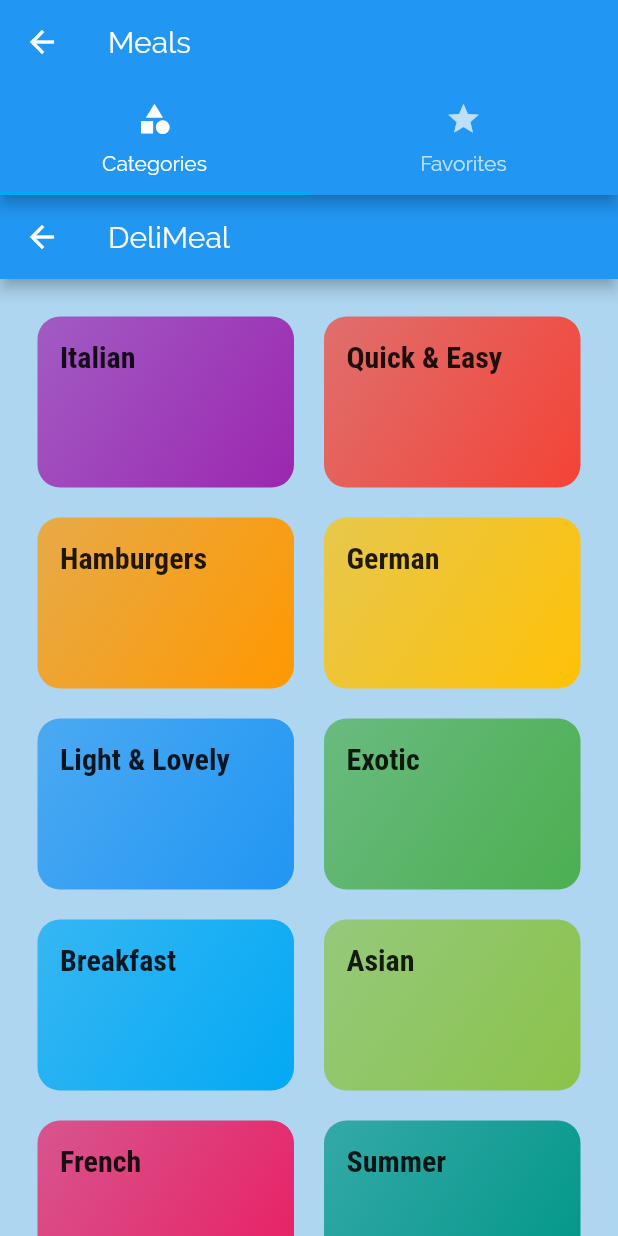
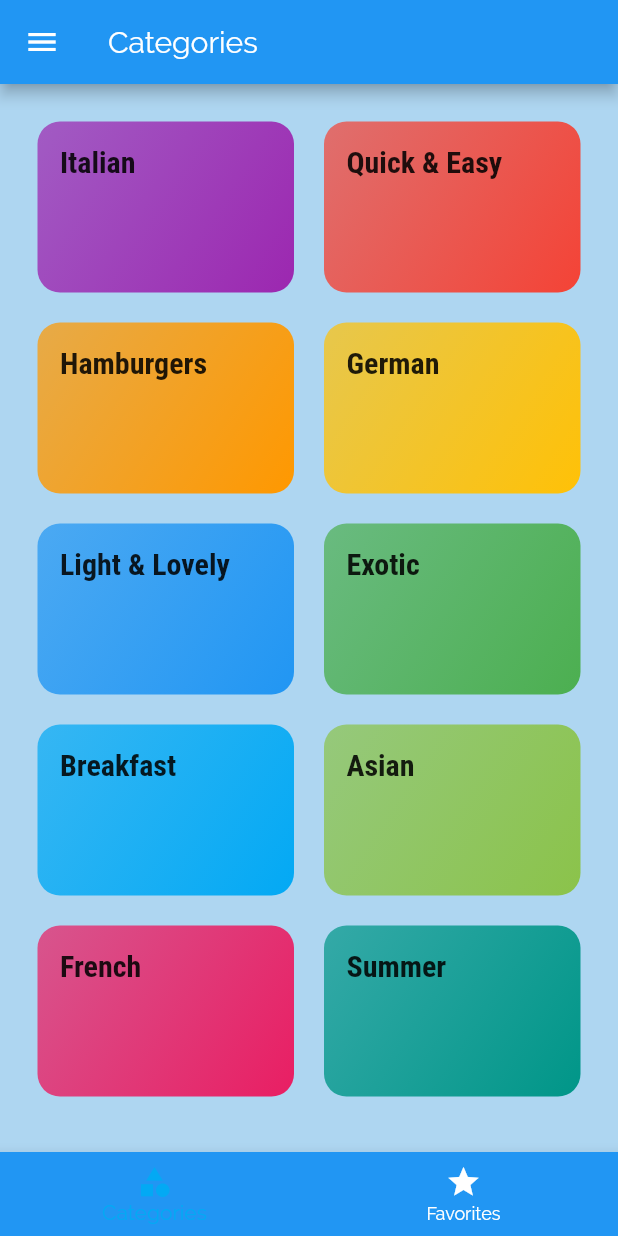
Before and after one commit to Andre-Williams22/Arrows, a Flutter app: the TabsScreen screen opened directly, on a phone screen of 412 x 824 dp. Run offline on Flutter 3.47's test engine with Material 2 defaults, Android fonts, the phone set to English and light mode, and no system bars.

Commit message:
adds a drawer on the left-hand side of screen

```diff
--- a/lib/main.dart
+++ b/lib/main.dart
@@ -3,6 +3,8 @@ import 'package:flutter/material.dart';
 import './screens/meal_detail_screen.dart';
 import './screens/category_meals_screen.dart';
 import './screens/categories_screen.dart';
+import './screens/tabs_screen.dart';
+import './screens/filters_screen.dart';
 
 void main() => runApp(MyApp());
 
@@ -32,9 +34,10 @@ class MyApp extends StatelessWidget {
       // home: CategoriesScreen(),
       initialRoute: '/', // default is '/'
       routes: {
-        '/': (ctx) => CategoriesScreen(),
+        '/': (ctx) => TabsScreen(),
         CategoryMealsScreen.routeName: (ctx) => CategoryMealsScreen(),
         MealDetailScreen.routeName: (ctx) => MealDetailScreen(),
+        FiltersScreen.routeName: (ctx) => FiltersScreen(),
       },
       // onGenerateRoute: (settings) {
       //   print(settings.arguments);
--- a/lib/screens/categories_screen.dart
+++ b/lib/screens/categories_screen.dart
@@ -6,11 +6,7 @@ import '../widgets/category_item.dart';
 class CategoriesScreen extends StatelessWidget {
   @override
   Widget build(BuildContext context) {
-    return Scaffold(
-      appBar: AppBar(
-        title: const Text('DeliMeal'),
-      ),
-      body: GridView(
+    return GridView(
       padding: const EdgeInsets.all(25),
       children: DUMMY_CATEGORIES
           .map(
@@ -27,7 +23,6 @@ class CategoriesScreen extends StatelessWidget {
         crossAxisSpacing: 20,
         mainAxisSpacing: 20,
       ),
-      ),
     );
   }
 }
--- a/lib/screens/tabs_screen.dart
+++ b/lib/screens/tabs_screen.dart
@@ -1,6 +1,6 @@
 import 'package:flutter/material.dart';
-import 'package:flutter_complete_guide/screens/favorites_screen.dart';
 
+import './favorites_screen.dart';
 import './categories_screen.dart';
 
 class TabsScreen extends StatefulWidget {
@@ -9,37 +9,53 @@ class TabsScreen extends StatefulWidget {
 }
 
 class _TabsScreenState extends State<TabsScreen> {
+  final List<Map<String, Object>> _pages = [
+    {
+      'page': CategoriesScreen(),
+      'title': 'Categories',
+    },
+    {
+      'page': FavoritesScreen(),
+      'title': 'Your Favorites',
+    },
+  ];
+  int _selectedPageIndex = 0;
+
+  void _selectPage(int index) {
+    setState(() {
+      _selectedPageIndex = index;
+    });
+  }
+
   @override
   Widget build(BuildContext context) {
-    return DefaultTabController(
-      length: 2,
-      // initialIndex: 0,
-      child: Scaffold(
-        appBar: AppBar(
-          title: Text('Meals'),
-          bottom: TabBar(
-            tabs: <Widget>[
-              Tab(
-                icon: Icon(
-                  Icons.category,
-                ),
-                text: 'Categories',
-              ),
-              Tab(
-                icon: Icon(
-                  Icons.star,
-                ),
-                text: 'Favorites',
-              ),
-            ],
+    return Scaffold(
+      appBar: AppBar(
+        title: Text(_pages[_selectedPageIndex]['title']),
+      ),
+      drawer: Drawer(
+        child: Text('The Drawer!'),
+      ),
+      body: _pages[_selectedPageIndex]['page'],
+      bottomNavigationBar: BottomNavigationBar(
+        onTap: _selectPage,
+        backgroundColor: Theme.of(context).primaryColor,
+        unselectedItemColor: Colors.white,
+        selectedItemColor: Theme.of(context).accentColor,
+        currentIndex: _selectedPageIndex,
+        // type: BottomNavigationBarType.fixed,
+        items: [
+          BottomNavigationBarItem(
+            backgroundColor: Theme.of(context).primaryColor,
+            icon: Icon(Icons.category),
+            label: 'Categories',
           ),
-        ),
-        body: TabBarView(
-          children: <Widget>[
-            CategoriesScreen(),
-            FavoritesScreen(),
-          ],
-        ),
+          BottomNavigationBarItem(
+            backgroundColor: Theme.of(context).primaryColor,
+            icon: Icon(Icons.star),
+            label: 'Favorites',
+          ),
+        ],
       ),
     );
   }
```
Also changed, not shown: lib/screens/filters_screen.dart (added, +12 -0 lines), lib/widgets/main_drawer.dart (added, +55 -0 lines). Lines whose indentation alone changed are shown as unchanged.
